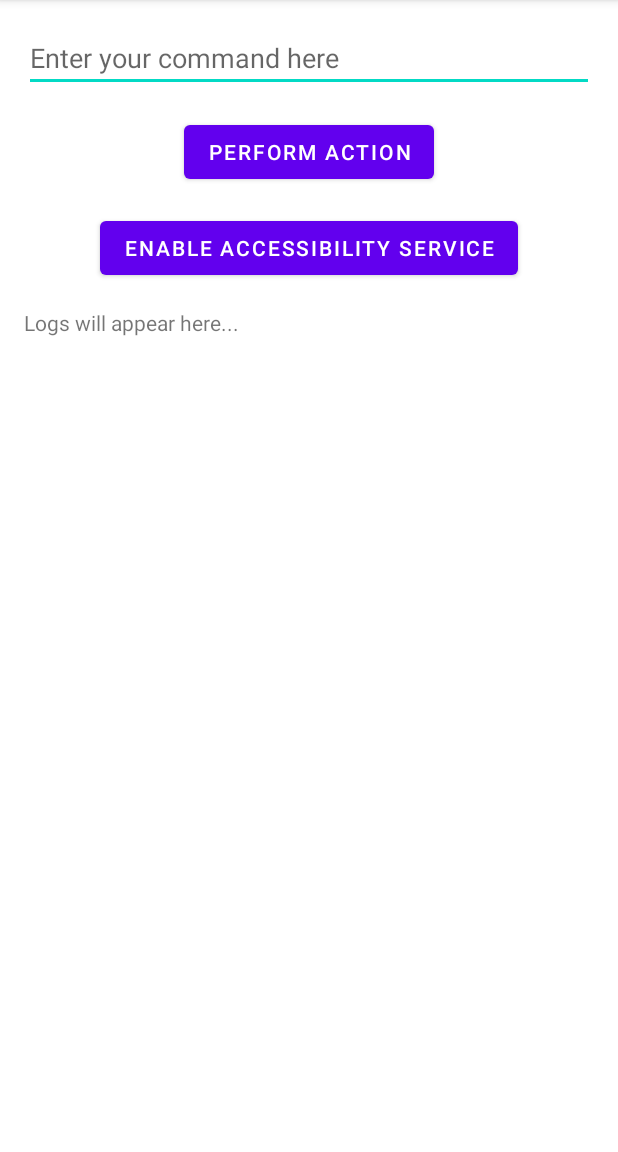
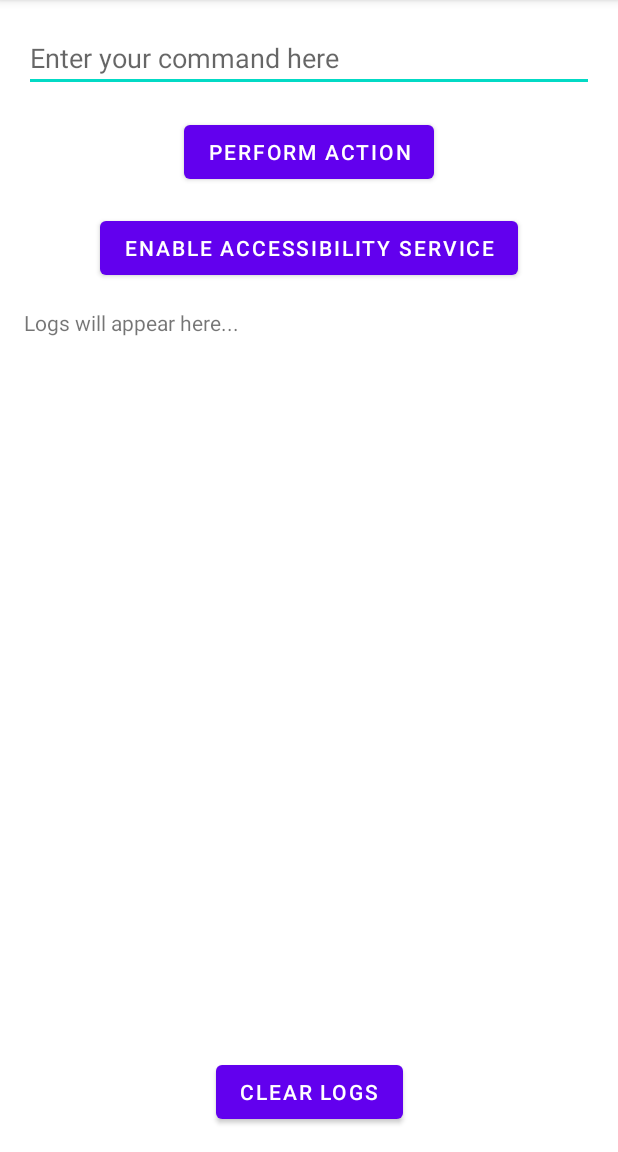
Before and after one commit to longdonjohnson/Autonomate, an Android app: the screen it shows after launch (MainActivity), on a phone screen of 412 x 824 dp, the part 84-1236 px from its top. Run offline under Robolectric (Android 15) with nearby library versions, the phone set to English and light mode, and no system bars.

```diff
--- a/app/src/main/java/com/example/geminicomputeruse/GeminiComputerUseApplication.kt
+++ b/app/src/main/java/com/example/geminicomputeruse/GeminiComputerUseApplication.kt
@@ -15,6 +15,7 @@ class GeminiComputerUseApplication : Application() {
         super.onCreate()
         createNotificationChannel()
         LogBus.initialize(this)
+        Thread.setDefaultUncaughtExceptionHandler(CrashHandler(this))
     }
 
     private fun createNotificationChannel() {
--- a/app/src/main/java/com/example/geminicomputeruse/MainActivity.kt
+++ b/app/src/main/java/com/example/geminicomputeruse/MainActivity.kt
@@ -17,8 +17,10 @@ import android.os.Bundle
 import android.os.Handler
 import android.os.Looper
 import android.provider.Settings
+import android.view.View
 import android.widget.Button
 import android.widget.EditText
+import android.widget.ScrollView
 import android.widget.TextView
 import androidx.activity.result.contract.ActivityResultContracts
 import androidx.activity.viewModels
@@ -32,6 +34,7 @@ class MainActivity : AppCompatActivity() {
 
     private lateinit var actionButton: Button
     private lateinit var logTextView: TextView
+    private lateinit var logScrollView: ScrollView
     private lateinit var promptEditText: EditText
     private lateinit var enableAccessibilityButton: Button
     private val apiKey = BuildConfig.API_KEY
@@ -72,7 +75,9 @@ class MainActivity : AppCompatActivity() {
 
         actionButton = findViewById(R.id.action_button)
         logTextView = findViewById(R.id.log_textview)
+        logScrollView = findViewById(R.id.log_scrollview)
         promptEditText = findViewById(R.id.prompt_edittext)
+        val clearLogsButton = findViewById<Button>(R.id.clear_logs_button)
         enableAccessibilityButton = findViewById(R.id.enable_accessibility_button)
 
         mediaProjectionManager = getSystemService(Context.MEDIA_PROJECTION_SERVICE) as MediaProjectionManager
@@ -87,6 +92,10 @@ class MainActivity : AppCompatActivity() {
             startActivity(intent)
         }
 
+        clearLogsButton.setOnClickListener {
+            logTextView.text = "Logs cleared..."
+        }
+
         viewModel.error.observe(this) { error ->
             logTextView.append("\nError: $error")
             stopScreenCapture()
@@ -95,6 +104,7 @@ class MainActivity : AppCompatActivity() {
         lifecycleScope.launch {
             LogBus.logs.collectLatest { log ->
                 logTextView.append("\n$log")
+                logScrollView.post { logScrollView.fullScroll(View.FOCUS_DOWN) }
             }
         }
 
--- a/app/src/main/res/layout/activity_main.xml
+++ b/app/src/main/res/layout/activity_main.xml
@@ -42,7 +42,7 @@
         android:layout_height="0dp"
         android:layout_margin="16dp"
         app:layout_constraintTop_toBottomOf="@id/enable_accessibility_button"
-        app:layout_constraintBottom_toBottomOf="parent"
+        app:layout_constraintBottom_toTopOf="@+id/clear_logs_button"
         app:layout_constraintStart_toStartOf="parent"
         app:layout_constraintEnd_toEndOf="parent">
 
@@ -53,4 +53,14 @@
             android:text="Logs will appear here..." />
     </ScrollView>
 
+    <Button
+        android:id="@+id/clear_logs_button"
+        android:layout_width="wrap_content"
+        android:layout_height="wrap_content"
+        android:text="Clear Logs"
+        app:layout_constraintBottom_toBottomOf="parent"
+        app:layout_constraintStart_toStartOf="parent"
+        app:layout_constraintEnd_toEndOf="parent"
+        android:layout_marginBottom="16dp"/>
+
 </androidx.constraintlayout.widget.ConstraintLayout>
```
Also changed, not shown: app/src/main/java/com/example/geminicomputeruse/CrashHandler.kt (added, +21 -0 lines).
